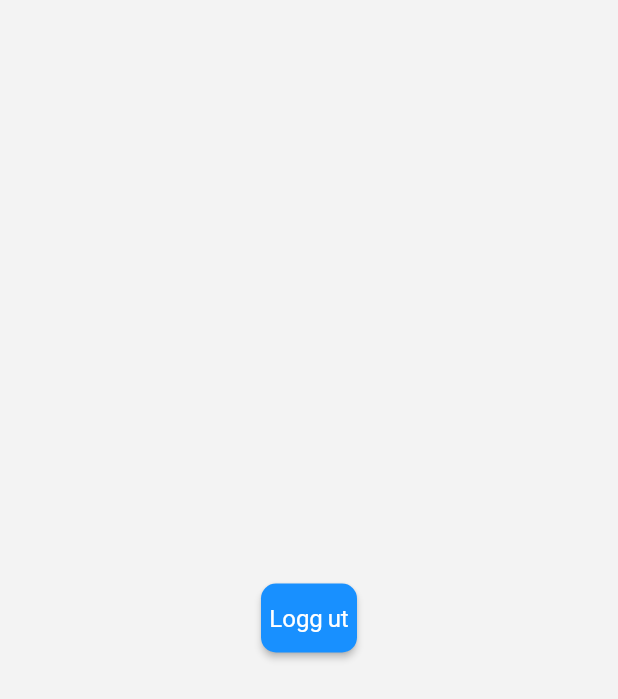
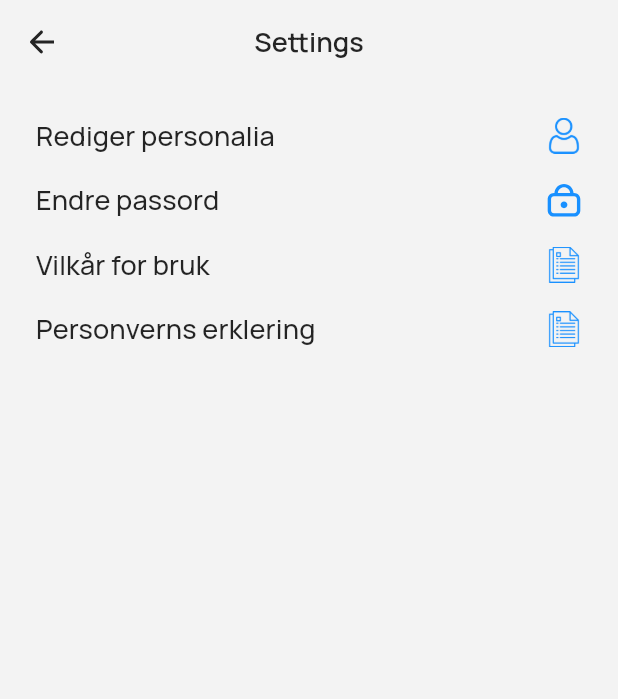
Before and after one commit to mathiasovreseth/stryn-esport, a Flutter app: the HomePage screen opened directly, after a tap on "Logg ut", on a phone screen of 412 x 824 dp. Shown: the top 699 px of the screen. Run offline on Flutter 3.47's test engine with Material 2 defaults, Android fonts, the phone set to English and light mode, and no system bars; our stand-ins replace bloc, cloud_firestore, equatable, firebase_auth, firebase_core, flutter_bloc and 4 more; missing offline and left inert: flow_builder; accounts and stored records are empty.

Commit message:
started implementation of settings page

```diff
--- a/lib/main.dart
+++ b/lib/main.dart
@@ -9,11 +9,11 @@ Future<void> main() async {
   WidgetsFlutterBinding.ensureInitialized();
 
   await Firebase.initializeApp(options: DefaultFirebaseOptions.currentPlatform);
-
   final authRepository = AuthenticationRepository();
   await authRepository.user.first;
+
   BlocOverrides.runZoned(
-        () => runApp(App(authenticationRepository: authRepository)),
+    () => runApp(App(authenticationRepository: authRepository)),
     // blocObserver: AppBlocObserver(),
   );
 }
--- a/lib/pages/homePage/home_page.dart
+++ b/lib/pages/homePage/home_page.dart
@@ -1,11 +1,11 @@
 import 'package:firebase_auth/firebase_auth.dart';
 import 'package:flutter/material.dart';
+import 'package:stryn_esport/pages/settings/settings_page.dart';
 
 class HomePage extends StatelessWidget {
   const HomePage({Key? key}) : super(key: key);
 
   static Page page() => const MaterialPage<void>(child: HomePage());
-
 
   @override
   Widget build(BuildContext context) {
@@ -13,7 +13,7 @@ class HomePage extends StatelessWidget {
       body: Center(
         child: ElevatedButton(
           onPressed: () => {
-            FirebaseAuth.instance.signOut(),
+            Navigator.of(context).push(SettingsPage.route()),
           },
           child: const Text("Logg ut"),
         ),
--- a/lib/pages/loginPage/bloc/login_cubit.dart
+++ b/lib/pages/loginPage/bloc/login_cubit.dart
@@ -1,10 +1,8 @@
-
 import 'package:flutter_bloc/flutter_bloc.dart';
 import 'package:formz/formz.dart';
 import 'package:stryn_esport/pages/loginPage/bloc/login_state.dart';
 import 'package:stryn_esport/pages/loginPage/utils/validation_config.dart';
 import 'package:stryn_esport/repositories/auth_repository.dart';
-
 
 class LoginCubit extends Cubit<LoginState> {
   LoginCubit(this._authenticationRepository) : super(const LoginState());
--- a/lib/pages/registration/forgot_password/bloc/forgot_password_cubit.dart
+++ b/lib/pages/registration/forgot_password/bloc/forgot_password_cubit.dart
@@ -1,3 +1,4 @@
+import 'package:firebase_auth/firebase_auth.dart';
 import 'package:flutter_bloc/flutter_bloc.dart';
 import 'package:formz/formz.dart';
 import 'package:stryn_esport/repositories/auth_repository.dart';
@@ -12,7 +13,7 @@ class ForgotPasswordCubit extends Cubit<ForgotPasswordState> {
 
   void emailChange(String value) {
     final email = Email.dirty(value);
-    emit(
+   emit(
       state.copyWith(
         email: email,
         status: Formz.validate([email]),
--- a/lib/pages/registration/forgot_password/forgot_password_form.dart
+++ b/lib/pages/registration/forgot_password/forgot_password_form.dart
@@ -4,7 +4,6 @@ import 'package:flutter_bloc/flutter_bloc.dart';
 import 'package:formz/formz.dart';
 import 'package:stryn_esport/repositories/auth_repository.dart';
 
-import '../../../common/widgets/arrow_back_header_bar.dart';
 import '../../../styles/text_input_style.dart';
 import '../../../widgets/appBars/arrow_back_app_bar.dart';
 import '../../../widgets/loading_indicator.dart';
--- /dev/null
+++ b/lib/pages/settings/settings_page.dart
@@ -0,0 +1,147 @@
+import 'dart:ui';
+
+import 'package:flutter/material.dart';
+import 'package:flutter_svg/svg.dart';
+
+import 'package:stryn_esport/widgets/appBars/arrow_back_app_bar.dart';
+import 'package:stryn_esport/widgets/buttons/my_text_button.dart';
+import 'package:stryn_esport/widgets/spacer.dart';
+
+class SettingsPage extends StatelessWidget {
+  const SettingsPage({Key? key}) : super(key: key);
+
+  static Route route() {
+    return MaterialPageRoute<void>(
+      builder: (_) => const SettingsPage(),
+    );
+  }
+
+  @override
+  Widget build(BuildContext context) {
+    return Scaffold(
+      appBar: ArrowBackAppBar(
+          headerText: "Settings",
+          onBackClick: () => Navigator.of(context).pop()),
+      body: Column(children: const [
+        VerticalSpacer(height: 22),
+        _EditInformationButton(),
+        VerticalSpacer(
+          height: 18,
+        ),
+        _ChangePasswordButton(),
+        VerticalSpacer(
+          height: 18,
+        ),
+        _TermsOfserviceButton(),
+        VerticalSpacer(
+          height: 18,
+        ),
+        _PrivacyPolicyButton(),
+      ]),
+    );
+  }
+}
+
+class _EditInformationButton extends StatelessWidget {
+  const _EditInformationButton({Key? key}) : super(key: key);
+
+  @override
+  Widget build(BuildContext context) {
+    return Padding(
+      padding: const EdgeInsets.symmetric(horizontal: 24),
+      child: Row(
+          crossAxisAlignment: CrossAxisAlignment.center,
+          mainAxisAlignment: MainAxisAlignment.spaceBetween,
+          children: [
+            MyTextButton(
+                onPressed: () => {},
+                child: Text("Rediger personalia",
+                    style: Theme.of(context).textTheme.subtitle2)),
+            Image.asset(
+              'assets/icons/user.png',
+              color: Theme.of(context).primaryColor,
+              width: 24,
+              height: 24,
+            )
+          ]),
+    );
+  }
+}
+
+class _ChangePasswordButton extends StatelessWidget {
+  const _ChangePasswordButton({Key? key}) : super(key: key);
+
+  @override
+  Widget build(BuildContext context) {
+    return Padding(
+      padding: const EdgeInsets.symmetric(horizontal: 24),
+      child: Row(
+          crossAxisAlignment: CrossAxisAlignment.center,
+          mainAxisAlignment: MainAxisAlignment.spaceBetween,
+          children: [
+            MyTextButton(
+                onPressed: () => {},
+                child: Text("Endre passord",
+                    style: Theme.of(context).textTheme.subtitle2)),
+            SvgPicture.asset(
+              'assets/icons/lock_small.svg',
+              color: Theme.of(context).primaryColor,
+              width: 24,
+              height: 24,
+            )
+          ]),
+    );
+  }
+}
+
+class _TermsOfserviceButton extends StatelessWidget {
+  const _TermsOfserviceButton({Key? key}) : super(key: key);
+
+  @override
+  Widget build(BuildContext context) {
+    return Padding(
+      padding: const EdgeInsets.symmetric(horizontal: 24),
+      child: Row(
+          crossAxisAlignment: CrossAxisAlignment.center,
+          mainAxisAlignment: MainAxisAlignment.spaceBetween,
+          children: [
+            MyTextButton(
+                onPressed: () => {},
+                child: Text("Vilkår for bruk",
+                    style: Theme.of(context).textTheme.subtitle2)),
+            Image.asset(
+              'assets/icons/document.png',
+              color: Theme.of(context).primaryColor,
+              width: 24,
+              height: 24,
+            )
+          ]),
+    );
+  }
+}
+
+class _PrivacyPolicyButton extends StatelessWidget {
+  const _PrivacyPolicyButton({Key? key}) : super(key: key);
+
+  @override
+  Widget build(BuildContext context) {
+    return Padding(
+      padding: const EdgeInsets.symmetric(horizontal: 24),
+      child: Row(
+          crossAxisAlignment: CrossAxisAlignment.center,
+          mainAxisAlignment: MainAxisAlignment.spaceBetween,
+          children: [
+            MyTextButton(
+                onPressed: () => {},
+                child: Text("Personverns erklering",
+                    style: Theme.of(context).textTheme.subtitle2)),
+            Image.asset(
+              'assets/icons/document.png',
+              color: Theme.of(context).primaryColor,
+              width: 24,
+              height: 24,
+            )
+          ]),
+    );
+  }
+}
--- /dev/null
+++ b/lib/widgets/buttons/my_text_button.dart
@@ -0,0 +1,20 @@
+import 'package:flutter/material.dart';
+
+class MyTextButton extends StatelessWidget {
+  const MyTextButton({Key? key, required this.onPressed, required this.child})
+      : super(key: key);
+  final VoidCallback onPressed;
+  final Widget child;
+  @override
+  Widget build(BuildContext context) {
+    return TextButton(
+      style: TextButton.styleFrom(
+          minimumSize: Size.zero,
+          padding: EdgeInsets.zero,
+          alignment: Alignment.topLeft,
+          tapTargetSize: MaterialTapTargetSize.shrinkWrap),
+      onPressed: onPressed,
+      child: child,
+    );
+  }
+}
```
Also changed, not shown: lib/pages/registration/stageOne/registration_stage_one.dart (+7 -4 lines), lib/pages/settings/change_password.dart/bloc/change_password_state.dart (added, +39 -0 lines), lib/repositories/auth_repository.dart (+3 -7 lines), lib/styles/app_theme.dart (+17 -15 lines), lib/styles/text_input_style.dart (+6 -12 lines), assets/icons/document.png (added), assets/icons/user.png (added), pubspec.lock, 2 other files.
